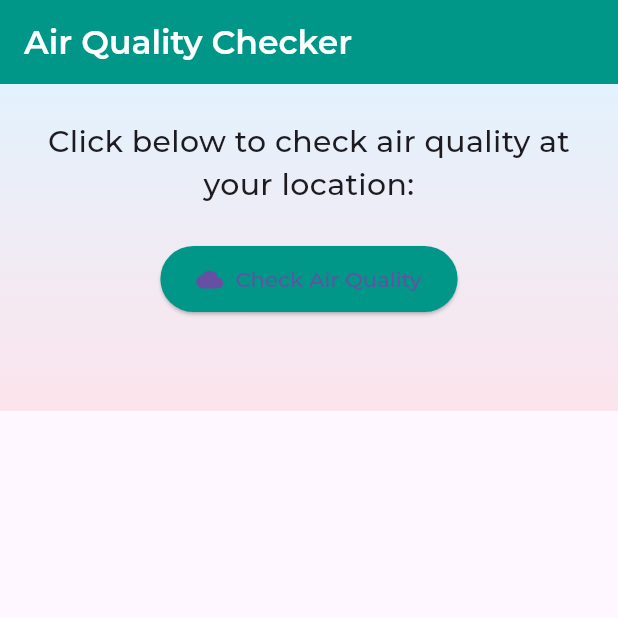
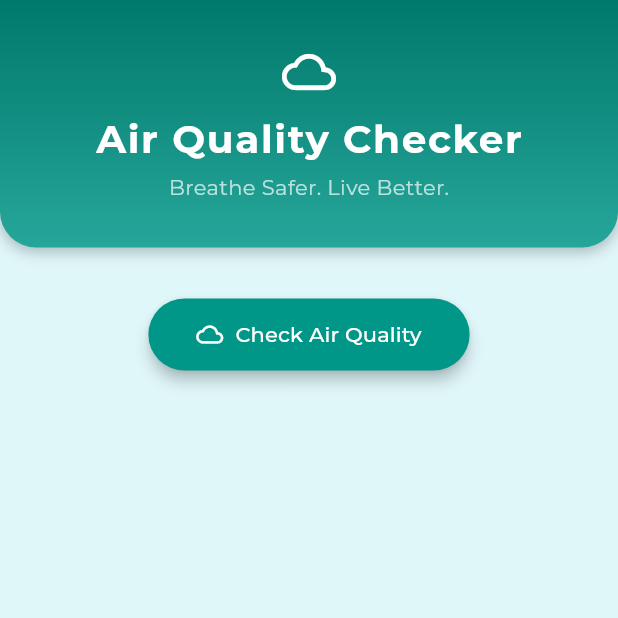
Before and after one commit to dheerajs2000/air-quality-predictor, a Flutter app: the screen it shows after launch, on a phone screen of 412 x 824 dp, the top half of it. Run offline on Flutter 3.47's test engine with Material 3 defaults, Android fonts, the phone set to English and light mode, and no system bars; our stand-ins replace google_fonts; missing offline and left inert: dart:html.

```diff
--- a/air_quality_web/lib/main.dart
+++ b/air_quality_web/lib/main.dart
@@ -3,10 +3,9 @@ import 'dart:convert';
 import 'dart:html' as html;
 import 'package:http/http.dart' as http;
 import 'package:google_fonts/google_fonts.dart';
+import 'dart:async';
 
-void main() {
-  runApp(const MyApp());
-}
+void main() => runApp(const MyApp());
 
 class MyApp extends StatelessWidget {
   const MyApp({super.key});
@@ -16,8 +15,12 @@ class MyApp extends StatelessWidget {
     return MaterialApp(
       title: 'Air Quality Checker v2.1',
       theme: ThemeData(
-        primarySwatch: Colors.teal,
-        textTheme: GoogleFonts.montserratTextTheme(),
+        primaryColor: const Color(0xFF00796B),
+        scaffoldBackgroundColor: const Color(0xFFE0F7FA),
+        cardColor: Colors.white,
+        textTheme: GoogleFonts.montserratTextTheme().apply(
+          bodyColor: const Color(0xFF37474F),
+        ),
       ),
       home: const HomePage(),
     );
@@ -36,15 +39,23 @@ class _HomePageState extends State<HomePage> {
   Map<String, dynamic> pollutantData = {};
   bool isLoading = false;
   String locationName = '';
+  String? expandedCardKey;
+  Timer? _collapseTimer;
+
+  final Map<String, String> pollutantInfo = {
+    'CO': 'Carbon Monoxide: A colorless, odorless gas that can be harmful when inhaled in large amounts.',
+    'SO2': 'Sulfur Dioxide: A toxic gas with a pungent smell; causes respiratory issues.',
+    'NO2': 'Nitrogen Dioxide: A reddish-brown gas that can irritate lungs and worsen asthma.',
+    'O3': 'Ozone: A reactive gas that can damage lung tissue and exacerbate respiratory diseases.',
+    'PM10': 'Particulate Matter ≤10µm: Inhalable particles that affect lungs and heart.',
+    'PM25': 'Particulate Matter ≤2.5µm: Fine particles that penetrate deep into lungs, dangerous for health.',
+  };
 
   Future<void> fetchPrediction() async {
     setState(() {
       isLoading = true;
       result = '';
       pollutantData = {};
-    });
-  html.window.navigator.permissions?.query({"name": "geolocation"}).then((result) {
-  print("Permission status: ${result.state}");
     });
 
     try {
@@ -53,7 +64,7 @@ class _HomePageState extends State<HomePage> {
         final lon = position.coords?.longitude;
 
         if (lat != null && lon != null) {
-          await getLocationDetailsFromGoogle(lat.toDouble(), lon.toDouble());  // Use Google API for location name
+          await getLocationDetailsFromGoogle(lat.toDouble(), lon.toDouble());
 
           final url = Uri.parse('https://air-quality-backend-515068882272.asia-south1.run.app/predict');
           final response = await http.post(
@@ -103,119 +114,219 @@ class _HomePageState extends State<HomePage> {
         if (jsonData['status'] == 'OK') {
           final results = jsonData['results'] as List;
           if (results.isNotEmpty) {
-            final formattedAddress = results[0]['formatted_address'];
             setState(() {
-              locationName = formattedAddress;
+              locationName = results[0]['formatted_address'];
             });
           } else {
             setState(() {
               locationName = 'Unknown location';
             });
           }
-        } else {
-          print("Google Geocoding error: ${jsonData['status']}");
-          setState(() {
-            locationName = 'Unknown location';
-          });
         }
-      } else {
-        print("HTTP error: ${response.statusCode}");
-        setState(() {
-          locationName = 'Unknown location';
-        });
       }
-    } catch (e) {
-      print("Exception: $e");
+    } catch (_) {
       setState(() {
         locationName = 'Unknown location';
       });
     }
   }
 
-  Color getStatusColor() {
-    return result.toLowerCase() == 'safe' ? Colors.green : Colors.red;
+  Color getStatusColor() => result.toLowerCase() == 'safe' ? Colors.green : Colors.red;
+  LinearGradient getPollutantColorGradient(String key, double value) {
+  Color startColor = Colors.white;
+  Color endColor;
+
+  switch (key.toUpperCase()) {
+    case 'CO':
+      // Safe < 4000 ug/m3
+      endColor = value <= 4000 ? Colors.green : (value <= 10000 ? Colors.orange : Colors.red);
+      break;
+    case 'SO2':
+      // Safe < 40 ug/m3
+      endColor = value <= 40 ? Colors.green : (value <= 100 ? Colors.orange : Colors.red);
+      break;
+    case 'NO2':
+      // Safe < 25 ug/m3
+      endColor = value <= 25 ? Colors.green : (value <= 100 ? Colors.orange : Colors.red);
+      break;
+    case 'O3':
+      // Safe < 100 ug/m3
+      endColor = value <= 100 ? Colors.green : (value <= 200 ? Colors.orange : Colors.red);
+      break;
+    case 'PM10':
+      // Safe < 45 ug/m3
+      endColor = value <= 45 ? Colors.green : (value <= 100 ? Colors.orange : Colors.red);
+      break;
+    case 'PM25':
+      // Safe < 15 ug/m3
+      endColor = value <= 15 ? Colors.green : (value <= 35 ? Colors.orange : Colors.red);
+      break;
+    default:
+      endColor = Colors.grey;
   }
+
+  return LinearGradient(
+    colors: [startColor, endColor.withOpacity(0.5)],
+    begin: Alignment.topCenter,
+    end: Alignment.bottomCenter,
+  );
+}
+
+
+  Color getPollutantColor(String key, double value) {
+  switch (key.toUpperCase()) {
+    case 'CO':
+      if (value <= 4) return Colors.green[300]!;
+      if (value <= 10) return Colors.orange[300]!;
+      return Colors.red[300]!;
+
+    case 'SO2':
+      if (value <= 40) return Colors.green[300]!;
+      if (value <= 100) return Colors.orange[300]!;
+      return Colors.red[300]!;
+
+    case 'NO2':
+      if (value <= 25) return Colors.green[300]!;
+      if (value <= 100) return Colors.orange[300]!;
+      return Colors.red[300]!;
+
+    case 'O3':
+      if (value <= 100) return Colors.green[300]!;
+      if (value <= 200) return Colors.orange[300]!;
+      return Colors.red[300]!;
+
+    case 'PM10':
+      if (value <= 45) return Colors.green[300]!;
+      if (value <= 100) return Colors.orange[300]!;
+      return Colors.red[300]!;
+
+    case 'PM25':
+      if (value <= 15) return Colors.green[300]!;
+      if (value <= 35) return Colors.orange[300]!;
+      return Colors.red[300]!;
+
+    default:
+      return Colors.grey;
+  }
+}
+
 
   @override
   Widget build(BuildContext context) {
     return Scaffold(
-      appBar: AppBar(
-        backgroundColor: Colors.teal,
-        title: Text(
+      body: SingleChildScrollView(
+        child: Column(
+          children: [
+            Container(
+              width: double.infinity,
+              padding: const EdgeInsets.symmetric(vertical: 30),
+              decoration: const BoxDecoration(
+                gradient: LinearGradient(
+                  colors: [Color(0xFF00796B), Color(0xFF26A69A)],
+                  begin: Alignment.topCenter,
+                  end: Alignment.bottomCenter,
+                ),
+                boxShadow: [
+                  BoxShadow(
+                    color: Colors.black26,
+                    blurRadius: 8,
+                    offset: Offset(0, 3),
+                  ),
+                ],
+                borderRadius: BorderRadius.vertical(bottom: Radius.circular(24)),
+              ),
+              child: Column(
+                children: [
+                  Icon(Icons.cloud_outlined, color: Colors.white, size: 36),
+                  const SizedBox(height: 8),
+                  Text(
                     'Air Quality Checker',
                     style: GoogleFonts.montserrat(
-            textStyle: const TextStyle(
-              fontSize: 22,
+                      fontSize: 26,
+                      fontWeight: FontWeight.w700,
+                      color: Colors.white,
+                      letterSpacing: 1.1,
+                    ),
+                  ),
+                  const SizedBox(height: 4),
+                  Text(
+                    'Breathe Safer. Live Better.',
+                    style: GoogleFonts.montserrat(
+                      fontSize: 14,
+                      fontWeight: FontWeight.w400,
+                      color: Colors.white70,
+                    ),
+                  ),
+                ],
+              ),
+            ),
+            const SizedBox(height: 20),
+            if (locationName.isNotEmpty)
+              Row(
+                mainAxisAlignment: MainAxisAlignment.center,
+                children: [
+                  const Icon(Icons.location_on, color: Colors.red, size: 18),
+                  const SizedBox(width: 6),
+                  Flexible(
+                    child: Text(
+                      locationName,
+                      style: const TextStyle(
+                        fontSize: 15,
+                        color: Colors.teal,
                         fontWeight: FontWeight.w600,
-              color: Colors.white,
+                      ),
+                      overflow: TextOverflow.ellipsis,
+                    ),
+                  ),
+                ],
+              ),
+            const SizedBox(height: 14),
+            if (result.isNotEmpty)
+              Container(
+                padding: const EdgeInsets.symmetric(horizontal: 30, vertical: 14),
+                margin: const EdgeInsets.only(bottom: 16),
+                decoration: BoxDecoration(
+                  color: getStatusColor().withOpacity(0.1),
+                  border: Border.all(color: getStatusColor(), width: 2.5),
+                  borderRadius: BorderRadius.circular(50),
+                  boxShadow: [
+                    BoxShadow(
+                      color: getStatusColor().withOpacity(0.25),
+                      blurRadius: 10,
+                      offset: const Offset(0, 4),
+                    ),
+                  ],
+                ),
+                child: Text(
+                  'Status: ${result.toUpperCase()}',
+                  style: TextStyle(
+                    fontSize: 18,
+                    fontWeight: FontWeight.bold,
+                    color: getStatusColor(),
+                    letterSpacing: 1.2,
                   ),
                 ),
               ),
-      ),
-      body: Container(
-        width: double.infinity,
-        decoration: const BoxDecoration(
-          gradient: LinearGradient(
-            begin: Alignment.topCenter,
-            end: Alignment.bottomCenter,
-            colors: [Color(0xFFE3F2FD), Color(0xFFFCE4EC)],
-          ),
-        ),
-        child: Padding(
-          padding: const EdgeInsets.symmetric(horizontal: 16.0, vertical: 24),
-          child: SingleChildScrollView(
-            child: Column(
-              crossAxisAlignment: CrossAxisAlignment.center,
-              children: [
-                const Text(
-                  'Click below to check air quality at your location:',
-                  style: TextStyle(fontSize: 20, fontWeight: FontWeight.w500),
-                  textAlign: TextAlign.center,
-                ),
-                if (locationName.isNotEmpty)
-                  Padding(
-                    padding: const EdgeInsets.only(top: 12, bottom: 24),
-                    child: Text(
-                      '📍 $locationName',
-                      style: const TextStyle(
-                        fontSize: 18,
-                        fontWeight: FontWeight.w600,
-                        color: Colors.teal,
-                      ),
-                    ),
-                  ),
-                const SizedBox(height: 24),
             ElevatedButton.icon(
               onPressed: isLoading ? null : fetchPrediction,
+              icon: const Icon(Icons.cloud_outlined, color: Colors.white),
+              label: isLoading
+                  ? const SizedBox(
+                      width: 18,
+                      height: 18,
+                      child: CircularProgressIndicator(
+                        color: Colors.white,
+                        strokeWidth: 2,
+                      ),
+                    )
+                  : const Text('Check Air Quality', style: TextStyle(color: Colors.white),),
               style: ElevatedButton.styleFrom(
                 backgroundColor: Colors.teal,
-                    padding: const EdgeInsets.symmetric(horizontal: 24, vertical: 12),
+                padding: const EdgeInsets.symmetric(horizontal: 32, vertical: 14),
                 shape: RoundedRectangleBorder(
                   borderRadius: BorderRadius.circular(30),
                 ),
-                  ),
-                  icon: const Icon(Icons.cloud),
-                  label: isLoading
-                      ? const CircularProgressIndicator(color: Colors.white)
-                      : const Text('Check Air Quality'),
-                ),
-                const SizedBox(height: 40),
-                if (result.isNotEmpty)
-                  Column(
-                    children: [
-                      Container(
-                        padding: const EdgeInsets.symmetric(horizontal: 20, vertical: 12),
-                        decoration: BoxDecoration(
-                          color: result.toLowerCase() == 'safe' ? Colors.green[100] : Colors.red[100],
-                          borderRadius: BorderRadius.circular(10),
-                        ),
-                        child: Text(
-                          'Status: $result',
-                          style: TextStyle(
-                            fontSize: 22,
-                            fontWeight: FontWeight.bold,
-                            color: getStatusColor(),
-                          ),
+                elevation: 4,
               ),
             ),
             const SizedBox(height: 30),
@@ -224,43 +335,114 @@ class _HomePageState extends State<HomePage> {
   runSpacing: 16,
   alignment: WrapAlignment.center,
   children: pollutantData.entries.map((entry) {
-                          return Container(
-                            width: 100,
+    final key = entry.key.toUpperCase();
+    final value = double.tryParse(entry.value.toString()) ?? 0.0;
+    final isExpanded = expandedCardKey == key;
+
+    IconData icon;
+    switch (key) {
+      case 'CO':
+        icon = Icons.local_fire_department;
+        break;
+      case 'NO2':
+        icon = Icons.warning;
+        break;
+      case 'O3':
+        icon = Icons.bubble_chart;
+        break;
+      case 'PM10':
+        icon = Icons.blur_on;
+        break;
+      case 'PM25':
+        icon = Icons.grain;
+        break;
+      case 'SO2':
+        icon = Icons.factory;
+        break;
+      default:
+        icon = Icons.cloud;
+    }
+
+    return GestureDetector(
+      onTap: () {
+        setState(() {
+          if (expandedCardKey == key) {
+            expandedCardKey = null;
+            _collapseTimer?.cancel();
+          } else {
+            expandedCardKey = key;
+            _collapseTimer?.cancel();
+            _collapseTimer = Timer(const Duration(seconds: 6), () {
+              setState(() {
+                expandedCardKey = null;
+              });
+            });
+          }
+        });
+      },
+      child: AnimatedContainer(
+        duration: const Duration(milliseconds: 300),
+        width: 150,
         padding: const EdgeInsets.all(16),
         decoration: BoxDecoration(
-                              color: Colors.white,
-                              borderRadius: BorderRadius.circular(12),
-                              boxShadow: [
+          borderRadius: BorderRadius.circular(16),
+          gradient: getPollutantColorGradient(key, value),
+          boxShadow: const [
             BoxShadow(
               color: Colors.black12,
-                                  blurRadius: 6,
-                                  offset: const Offset(0, 4),
+              blurRadius: 10,
+              offset: Offset(0, 6),
             ),
           ],
+          border: Border.all(
+            color: Colors.teal.withOpacity(0.4),
+            width: 1,
+          ),
         ),
         child: Column(
           mainAxisSize: MainAxisSize.min,
           children: [
+            Icon(icon, color: Colors.teal, size: 30),
+            const SizedBox(height: 10),
             Text(
-                                  entry.key.toUpperCase(),
-                                  style: const TextStyle(fontWeight: FontWeight.bold),
+              key,
+              style: const TextStyle(
+                fontWeight: FontWeight.bold,
+                fontSize: 16,
+                color: Colors.black87,
               ),
-                                const SizedBox(height: 6),
+            ),
+            const SizedBox(height: 4),
             Text(
-                                  entry.value.toString(),
-                                  style: const TextStyle(fontSize: 16),
+  key == 'CO'
+      ? '${(value / 1000).toStringAsFixed(2)} mg/m³' // CO in mg/m³
+      : '${value.toStringAsFixed(1)} µg/m³',         // Others in µg/m³
+  style: TextStyle(
+    fontSize: 16,
+    fontWeight: FontWeight.w600,
+    color: Colors.teal[700],
   ),
+),
+
+            if (isExpanded && pollutantInfo.containsKey(key)) ...[
+              const Divider(height: 16, color: Colors.teal),
+              Text(
+                pollutantInfo[key]!,
+                style: const TextStyle(
+                  fontSize: 12,
+                  color: Colors.black87,
+                ),
+                textAlign: TextAlign.center,
+              ),
+            ]
           ],
+        ),
       ),
     );
   }).toList(),
 ),
           ],
         ),
-              ],
-            ),
-          ),
-        ),
       ),
     );
   }
```
Also changed, not shown: 1 other file. Lines whose indentation alone changed are shown as unchanged.
